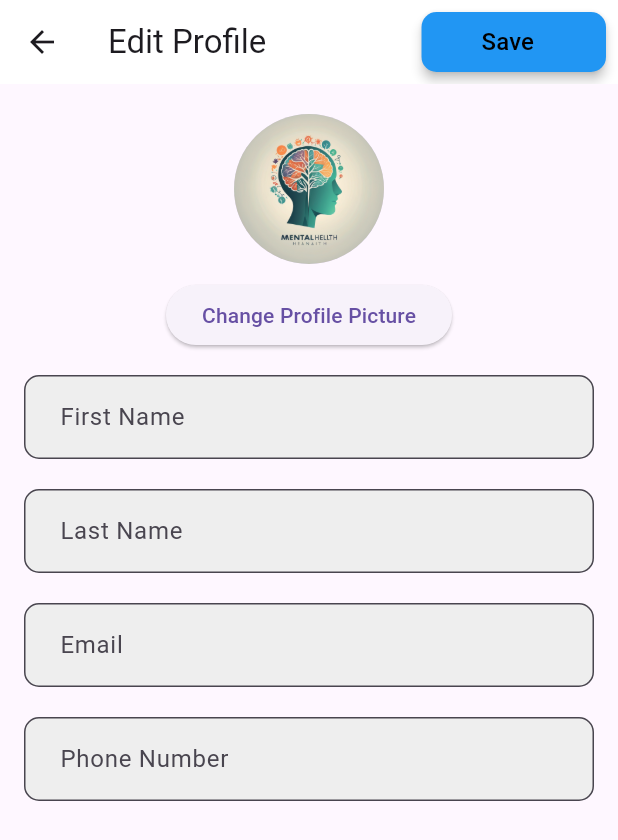
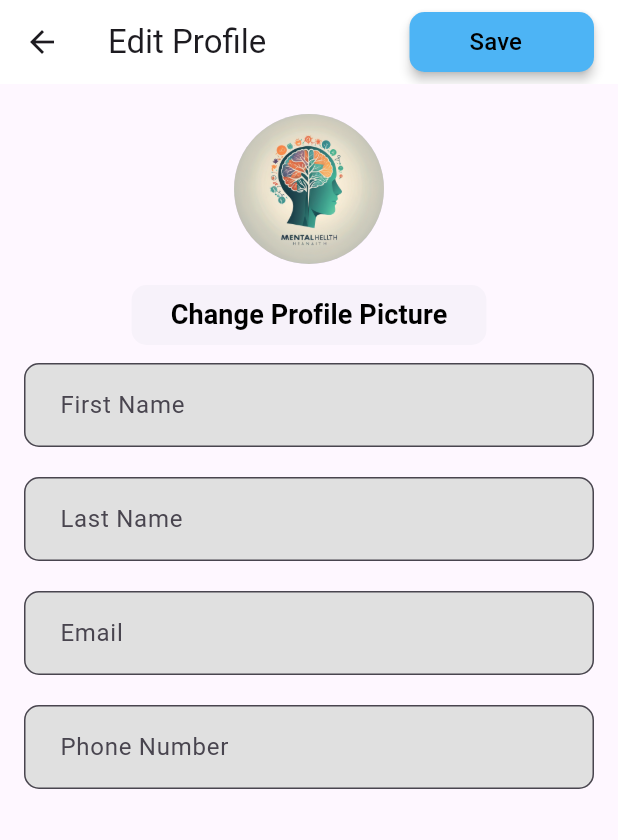
Before and after one commit to KishanBhupta/MENTAL_HEALTH_APP, a Flutter app: the ProfileScreen screen opened directly, after a tap on "Edit Profile", on a phone screen of 412 x 824 dp. Shown: the top 840 px of the screen. Run offline on Flutter 3.47's test engine with Material 3 defaults, Android fonts, the light colour scheme and no system bars; our stand-ins replace dio, email_validator, flutter_easyloading, get, image_picker, pretty_dio_logger and 2 more; accounts and stored records are empty; network calls fail.

Commit message:
completed according to the flutter structure we have decided

```diff
--- a/lib/views/addPost/appPostScreen.dart
+++ b/lib/views/addPost/appPostScreen.dart
@@ -2,6 +2,8 @@ import 'package:flutter/material.dart';
 import 'package:mental_helth_wellness/customWidgets/appText.dart';
 import 'package:mental_helth_wellness/utils/assetImages.dart';
 import 'package:image_picker/image_picker.dart';
+import 'package:mental_helth_wellness/utils/spacing.dart';
+import 'package:mental_helth_wellness/utils/AppColors.dart';
 
 class AddPostScreen extends StatefulWidget {
   const AddPostScreen({Key? key}) : super(key: key); // Add '?' to make 'Key' nullable
@@ -14,6 +16,7 @@ class _AddPostScreenState extends State<AddPostScreen> {
   bool isAnonymous = false; // Define and initialize isAnonymous variable
   String username = "@username"; // Initial username
   XFile? _pickedImage; // Add this variable to store the picked image
+  final AppColors appColors = AppColors();
 
 
   @override
@@ -25,20 +28,21 @@ class _AddPostScreenState extends State<AddPostScreen> {
           title: const AppText(text: "Add Post", fontSize: 20, fontWeight: FontWeight.w800),
           actions: [
             Padding(
-              padding: const EdgeInsets.only(right: 15,left: 15, top: 20), // Add right padding to the button
+              padding: EdgeInsets.symmetric(horizontal: Spacing.getDefaultSpacing(context),vertical: 8),// Add horizontal and vertical padding
               child: ElevatedButton(
                 onPressed: () {
                   // Add logic to send the post
                 },
                 style: ElevatedButton.styleFrom(
-                  backgroundColor: Colors.blue, // Background color of the button
+                  backgroundColor: appColors.primaryColor, // Set primary color
                   elevation: 3, // Elevation of the button
                   shape: RoundedRectangleBorder(
                     borderRadius: BorderRadius.circular(10), // Rounded corners
                   ),
                 ),
                 child: Padding(
-                  padding: const EdgeInsets.symmetric(horizontal: 16.0, vertical: 8.0), // Add horizontal and vertical padding
+                  // padding: const EdgeInsets.symmetric(horizontal: 16.0, vertical: 8.0),
+                  padding: EdgeInsets.symmetric(horizontal: Spacing.getDefaultSpacing(context),vertical: 8),// Add horizontal and vertical padding
                   child: Row(
                     mainAxisSize: MainAxisSize.min,
                     children: [
@@ -86,20 +90,20 @@ class _AddPostScreenState extends State<AddPostScreen> {
                               border: OutlineInputBorder(
                                 borderRadius: BorderRadius.circular(10.0),
                                 borderSide: BorderSide(
-                                  color: Colors.grey, // Border color
+                                  color: appColors.secondaryColor, // Border color
                                   width: 1.0, // Border width
                                 ),
                               ),
                               focusedBorder: OutlineInputBorder(
                                 borderRadius: BorderRadius.circular(10.0),
                                 borderSide: BorderSide(
-                                  color: Colors.blue, // Focused border color
+                                  color: appColors.primaryColor, // Focused border color
                                   width: 2.0, // Focused border width
                                 ),
                               ),
                               contentPadding: EdgeInsets.symmetric(vertical: 16.0, horizontal: 20.0), // Padding inside the text field
                               filled: true, // Fill the text field with color
-                              fillColor: Colors.grey[200], // Background color of the text field
+                              fillColor: appColors.secondaryColor, // Background color of the text field
                             ),
                             maxLines: null,
                             keyboardType: TextInputType.multiline,
@@ -119,14 +123,14 @@ class _AddPostScreenState extends State<AddPostScreen> {
                   border: OutlineInputBorder(
                     borderRadius: BorderRadius.circular(10.0),
                     borderSide: BorderSide(
-                      color: Colors.grey, // Border color
+                      color: appColors.secondaryColor, // Border color
                       width: 1.0, // Border width
                     ),
                   ),
                   focusedBorder: OutlineInputBorder(
                     borderRadius: BorderRadius.circular(10.0),
                     borderSide: BorderSide(
-                      color: Colors.blue, // Focused border color
+                      color: appColors.primaryColor, // Focused border color
                       width: 2.0, // Focused border width
                     ),
                   ),
@@ -158,7 +162,7 @@ class _AddPostScreenState extends State<AddPostScreen> {
                   _openImagePicker(); // Call function to open image picker
                 },
                 style: ElevatedButton.styleFrom(
-                  backgroundColor: Colors.blue, // Button background color
+                  backgroundColor: appColors.primaryColor, // Button background color
                   shape: RoundedRectangleBorder(
                     borderRadius: BorderRadius.circular(10), // Set borderRadius to add slight edge
                     side: BorderSide(
--- a/lib/views/profile/profileScreen.dart
+++ b/lib/views/profile/profileScreen.dart
@@ -5,6 +5,8 @@ import 'package:mental_helth_wellness/utils/appMethods.dart';
 import 'package:mental_helth_wellness/views/post/widgets/postWidget.dart';
 import 'package:mental_helth_wellness/customWidgets/appText.dart';
 import 'package:mental_helth_wellness/utils/assetImages.dart';
+import 'package:mental_helth_wellness/utils/AppColors.dart';
+import 'package:mental_helth_wellness/utils/spacing.dart';
 
 class ProfileScreen extends StatefulWidget {
   const ProfileScreen({Key? key});
@@ -17,6 +19,7 @@ class _ProfileScreenState extends State<ProfileScreen> {
   bool _showPosts = false;
   final ScrollController scrollController = ScrollController();
   late final PostController postController; // Define postController variable
+  final AppColors appColors = AppColors();
 
   @override
   void initState() {
@@ -31,7 +34,7 @@ class _ProfileScreenState extends State<ProfileScreen> {
         title: const AppText(text: "My Profile", fontSize: 20, fontWeight: FontWeight.w800),
         actions: [
           Padding(
-            padding: const EdgeInsets.all(8.0),
+            padding: EdgeInsets.symmetric(horizontal: Spacing.getDefaultSpacing(context),vertical: 8),// Add horizontal and vertical padding
             child: IconButton(
               icon: Icon(Icons.settings),
               onPressed: () {
@@ -49,7 +52,7 @@ class _ProfileScreenState extends State<ProfileScreen> {
             SizedBox(height: 20),
             // Profile photo, name, and username
             Padding(
-              padding: const EdgeInsets.only(top: 20, left: 16, right: 16),
+              padding: EdgeInsets.symmetric(horizontal: Spacing.getDefaultSpacing(context),vertical: 8),// Add horizontal and vertical padding
               child: Row(
                 crossAxisAlignment: CrossAxisAlignment.start,
                 children: [
@@ -77,7 +80,7 @@ class _ProfileScreenState extends State<ProfileScreen> {
             SizedBox(height: 20),
             // Edit profile button
             Padding(
-              padding: const EdgeInsets.symmetric(horizontal: 16.0),
+              padding: EdgeInsets.symmetric(horizontal: Spacing.getDefaultSpacing(context),vertical: 8),// Add horizontal and vertical padding
               child: Row(
                 mainAxisAlignment: MainAxisAlignment.spaceBetween,
                 children: [
@@ -90,14 +93,14 @@ class _ProfileScreenState extends State<ProfileScreen> {
                       );
                     },
                     style: ElevatedButton.styleFrom(
-                      backgroundColor: Colors.blue,
+                      backgroundColor: appColors.primaryColor,
                       elevation: 3,
                       shape: RoundedRectangleBorder(
                         borderRadius: BorderRadius.circular(10),
                       ),
                     ),
                     child: Padding(
-                      padding: const EdgeInsets.symmetric(horizontal: 16.0, vertical: 8.0),
+                      padding: EdgeInsets.symmetric(horizontal: Spacing.getDefaultSpacing(context),vertical: 8),// Add horizontal and vertical padding
                       child: Row(
                         mainAxisSize: MainAxisSize.min,
                         children: [
@@ -123,7 +126,7 @@ class _ProfileScreenState extends State<ProfileScreen> {
               width: double.infinity,
               padding: const EdgeInsets.all(5),
               decoration: BoxDecoration(
-                color: Colors.grey[200],
+                color: appColors.secondaryColor,
                 borderRadius: BorderRadius.circular(10),
               ),
               child: SingleChildScrollView(
@@ -137,7 +140,7 @@ class _ProfileScreenState extends State<ProfileScreen> {
                         });
                       },
                       style: ElevatedButton.styleFrom(
-                        backgroundColor: Colors.grey[200],
+                        backgroundColor: appColors.secondaryColor,
                         elevation: 0,
                         shape: RoundedRectangleBorder(
                           borderRadius: BorderRadius.circular(10),
@@ -160,7 +163,7 @@ class _ProfileScreenState extends State<ProfileScreen> {
                         // Add logic for 'Saved' button
                       },
                       style: ElevatedButton.styleFrom(
-                        backgroundColor: Colors.grey[200],
+                        backgroundColor: appColors.secondaryColor,
                         elevation: 0,
                         shape: RoundedRectangleBorder(
                           borderRadius: BorderRadius.circular(10),
@@ -183,7 +186,7 @@ class _ProfileScreenState extends State<ProfileScreen> {
                         // Add logic for 'Anonymous' button
                       },
                       style: ElevatedButton.styleFrom(
-                        backgroundColor: Colors.grey[200],
+                        backgroundColor: appColors.secondaryColor,
                         elevation: 0,
                         shape: RoundedRectangleBorder(
                           borderRadius: BorderRadius.circular(10),
@@ -214,7 +217,7 @@ class _ProfileScreenState extends State<ProfileScreen> {
                     },
                     child: ListView.builder(
                       controller: scrollController,
-                      padding: EdgeInsets.symmetric(horizontal: 16, vertical: 8),
+                      padding: EdgeInsets.symmetric(horizontal: Spacing.getDefaultSpacing(context),vertical: 8),// Add horizontal and vertical padding
                       shrinkWrap: true,
                       itemBuilder: (context, index) {
                         return PostWidget(post: controller.posts[index]);
@@ -239,6 +242,8 @@ class _ProfileScreenState extends State<ProfileScreen> {
 }
 
 class EditProfileScreen extends StatelessWidget {
+  final AppColors appColors = AppColors();
+
   @override
   Widget build(BuildContext context) {
     return Scaffold(
@@ -247,7 +252,7 @@ class EditProfileScreen extends StatelessWidget {
 
         actions: [
           Padding(
-            padding: const EdgeInsets.all(8.0),
+            padding: EdgeInsets.symmetric(horizontal: Spacing.getDefaultSpacing(context),vertical: 8),// Add horizontal and vertical padding
             child: ElevatedButton(
               onPressed: () {
                 Navigator.push(
@@ -256,14 +261,14 @@ class EditProfileScreen extends StatelessWidget {
                 );
               },
               style: ElevatedButton.styleFrom(
-                backgroundColor: Colors.blue,
+                backgroundColor: appColors.primaryColor,
                 elevation: 3,
                 shape: RoundedRectangleBorder(
                   borderRadius: BorderRadius.circular(10),
                 ),
               ),
               child: Padding(
-                padding: const EdgeInsets.symmetric(horizontal: 16.0, vertical: 8.0),
+                padding: EdgeInsets.symmetric(horizontal: Spacing.getDefaultSpacing(context),vertical: 8),// Add horizontal and vertical padding
                 child: Row(
                   mainAxisSize: MainAxisSize.min,
                   children: [
@@ -297,16 +302,30 @@ class EditProfileScreen extends StatelessWidget {
                   SizedBox(height: 10),
                   ElevatedButton(
                     onPressed: () {
-                      // Add logic to change profile picture
+                      // Add logic for 'Anonymous' button
                     },
-                    child: Text('Change Profile Picture'),
+                    style: ElevatedButton.styleFrom(
+                      foregroundColor: Colors.black, // Keep the text color unchanged
+                      elevation: 0, // Remove elevation
+                      shape: RoundedRectangleBorder(
+                        borderRadius: BorderRadius.circular(10),
+                      ),
+                    ),
+                    child: Padding(
+                      padding: const EdgeInsets.all(2),
+                      child: Text(
+                        'Change Profile Picture',
+                        style: TextStyle(fontSize: 18, fontWeight: FontWeight.bold),
+                      ),
+                    ),
                   ),
+
                 ],
               ),
             ),
             // Profile details
             Padding(
-              padding: const EdgeInsets.all(16.0),
+              padding: EdgeInsets.symmetric(horizontal: Spacing.getDefaultSpacing(context),vertical: 8),// Add horizontal and vertical padding
               child: Column(
                 crossAxisAlignment: CrossAxisAlignment.start,
                 children: [
@@ -316,20 +335,20 @@ class EditProfileScreen extends StatelessWidget {
                       border: OutlineInputBorder(
                         borderRadius: BorderRadius.circular(10.0),
                         borderSide: BorderSide(
-                          color: Colors.grey, // Border color
+                          color: appColors.secondaryColor, // Border color
                           width: 1.0, // Border width
                         ),
                       ),
                       focusedBorder: OutlineInputBorder(
                         borderRadius: BorderRadius.circular(10.0),
                         borderSide: BorderSide(
-                          color: Colors.blue, // Focused border color
+                          color: appColors.primaryColor, // Focused border color
                           width: 2.0, // Focused border width
                         ),
                       ),
                       contentPadding: EdgeInsets.symmetric(vertical: 16.0, horizontal: 20.0), // Padding inside the text field
                       filled: true, // Fill the text field with color
-                      fillColor: Colors.grey[200], // Background color of the text field
+                      fillColor: appColors.secondaryColor, // Background color of the text field
                     ),
                     maxLines: null,
                     keyboardType: TextInputType.multiline,
@@ -341,20 +360,20 @@ class EditProfileScreen extends StatelessWidget {
                       border: OutlineInputBorder(
                         borderRadius: BorderRadius.circular(10.0),
                         borderSide: BorderSide(
-                          color: Colors.grey, // Border color
+                          color: appColors.secondaryColor, // Border color
                           width: 1.0, // Border width
                         ),
                       ),
                       focusedBorder: OutlineInputBorder(
                         borderRadius: BorderRadius.circular(10.0),
                         borderSide: BorderSide(
-                          color: Colors.blue, // Focused border color
+                          color: appColors.primaryColor, // Focused border color
                           width: 2.0, // Focused border width
                         ),
                       ),
                       contentPadding: EdgeInsets.symmetric(vertical: 16.0, horizontal: 20.0), // Padding inside the text field
                       filled: true, // Fill the text field with color
-                      fillColor: Colors.grey[200], // Background color of the text field
+                      fillColor: appColors.secondaryColor, // Background color of the text field
                     ),
                     maxLines: null,
                     keyboardType: TextInputType.multiline,
@@ -366,20 +385,20 @@ class EditProfileScreen extends StatelessWidget {
                       border: OutlineInputBorder(
                         borderRadius: BorderRadius.circular(10.0),
                         borderSide: BorderSide(
-                          color: Colors.grey, // Border color
+                          color: appColors.secondaryColor, // Border color
                           width: 1.0, // Border width
                         ),
                       ),
                       focusedBorder: OutlineInputBorder(
                         borderRadius: BorderRadius.circular(10.0),
                         borderSide: BorderSide(
-                          color: Colors.blue, // Focused border color
+                          color: appColors.primaryColor, // Focused border color
                           width: 2.0, // Focused border width
                         ),
                       ),
                       contentPadding: EdgeInsets.symmetric(vertical: 16.0, horizontal: 20.0), // Padding inside the text field
                       filled: true, // Fill the text field with color
-                      fillColor: Colors.grey[200], // Background color of the text field
+                      fillColor: appColors.secondaryColor, // Background color of the text field
                     ),
                     maxLines: null,
                     keyboardType: TextInputType.multiline,
@@ -391,20 +410,20 @@ class EditProfileScreen extends StatelessWidget {
                       border: OutlineInputBorder(
                         borderRadius: BorderRadius.circular(10.0),
                         borderSide: BorderSide(
-                          color: Colors.grey, // Border color
+                          color: appColors.secondaryColor, // Border color
                           width: 1.0, // Border width
                         ),
                       ),
                       focusedBorder: OutlineInputBorder(
                         borderRadius: BorderRadius.circular(10.0),
                         borderSide: BorderSide(
-                          color: Colors.blue, // Focused border color
+                          color: appColors.primaryColor, // Focused border color
                           width: 2.0, // Focused border width
                         ),
                       ),
                       contentPadding: EdgeInsets.symmetric(vertical: 16.0, horizontal: 20.0), // Padding inside the text field
                       filled: true, // Fill the text field with color
-                      fillColor: Colors.grey[200], // Background color of the text field
+                      fillColor: appColors.secondaryColor, // Background color of the text field
                     ),
                     maxLines: null,
                     keyboardType: TextInputType.multiline,
```
